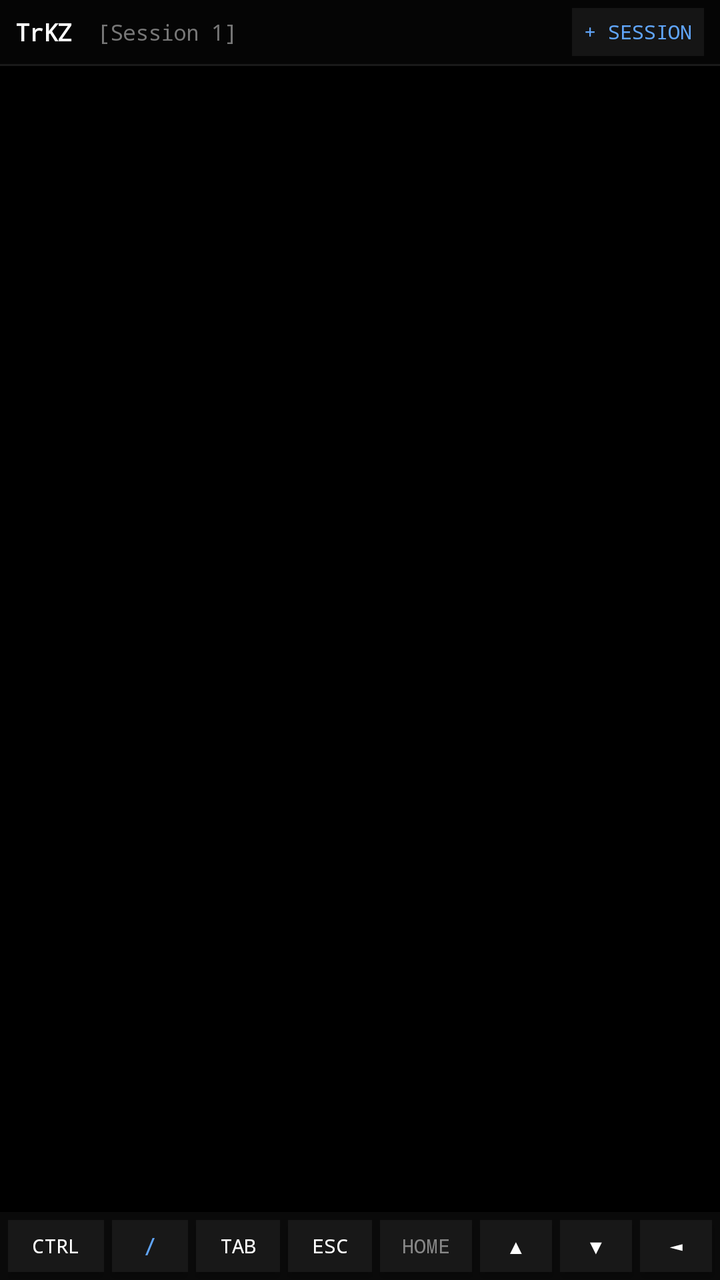
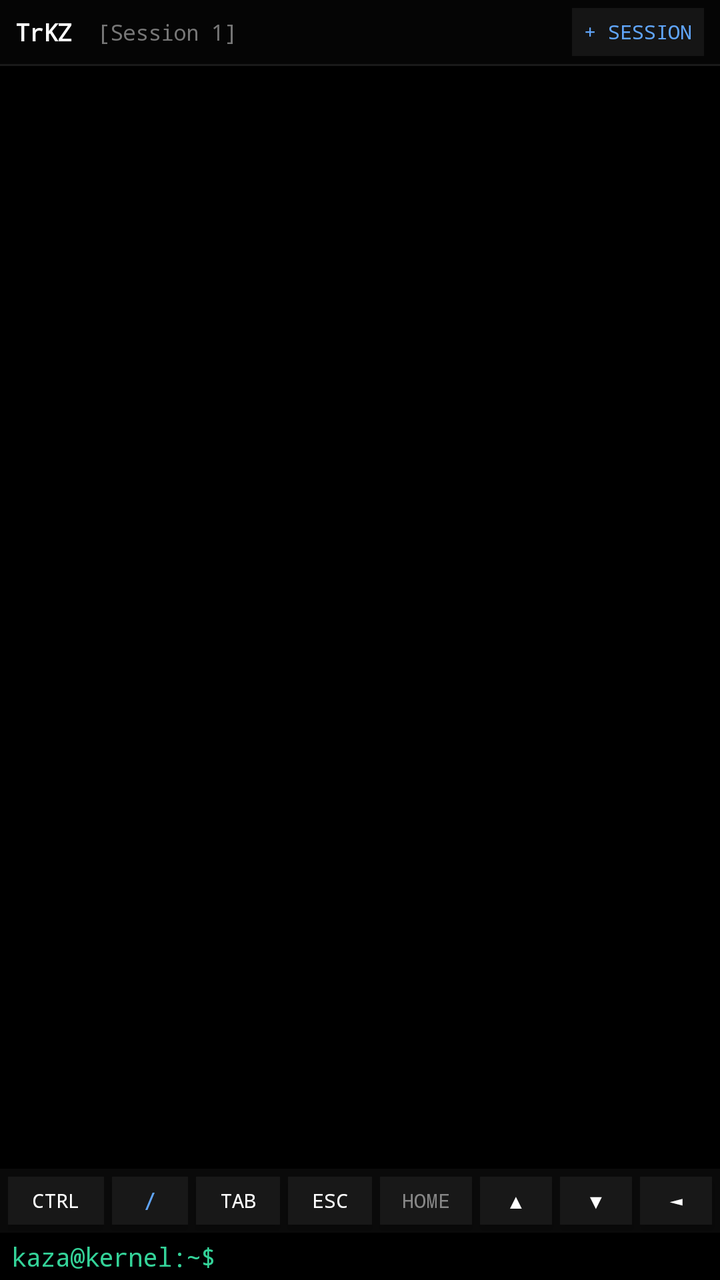

An Android layout rendered at two revisions. The XML below is the earlier revision; the diff shows what the commit changed to produce the second picture.
<!-- AndroidManifest.xml: application theme Theme.TrKZ -->
<!-- res/layout/activity_trkz.xml -->
<?xml version="1.0" encoding="utf-8"?>
<RelativeLayout xmlns:android="http://schemas.android.com/apk/res/android"
    android:id="@+id/mainLayout"
    android:layout_width="match_parent"
    android:layout_height="match_parent"
    android:background="#000000"
    android:focusable="true"
    android:focusableInTouchMode="true"
    android:clickable="true">

    
    <LinearLayout
        android:id="@+id/topBar"
        android:layout_width="match_parent"
        android:layout_height="32dp"
        android:background="#050505"
        android:orientation="horizontal"
        android:paddingHorizontal="8dp"
        android:gravity="center_vertical"
        android:layout_alignParentTop="true">

        <TextView
            android:id="@+id/txtAppTitle"
            android:layout_width="wrap_content"
            android:layout_height="wrap_content"
            android:text="TrKZ"
            android:textColor="#ffffff"
            android:textStyle="bold"
            android:fontFamily="monospace"
            android:textSize="12sp"
            android:letterSpacing="-0.03" />

        <TextView
            android:id="@+id/txtSessionTag"
            android:layout_width="0dp"
            android:layout_height="wrap_content"
            android:layout_weight="1"
            android:text="  [Session 1]"
            android:textColor="#777777"
            android:fontFamily="monospace"
            android:textSize="11sp"
            android:letterSpacing="-0.03" />

        <Button
            android:id="@+id/btnNewSession"
            android:layout_width="wrap_content"
            android:layout_height="24dp"
            android:background="#151515"
            android:text="+ Session"
            android:textColor="#60a5fa"
            android:fontFamily="monospace"
            android:textSize="10sp"
            android:paddingHorizontal="6dp"
            android:minWidth="0dp"
            android:minHeight="0dp" />
    </LinearLayout>

    <View
        android:id="@+id/topDivider"
        android:layout_width="match_parent"
        android:layout_height="1dp"
        android:background="#1a1a1a"
        android:layout_below="@id/topBar" />

    
    <ScrollView
        android:id="@+id/scrollConsole"
        android:layout_width="match_parent"
        android:layout_height="match_parent"
        android:layout_below="@id/topDivider"
        android:layout_above="@+id/extraKeysScroll"
        android:fillViewport="true"
        android:padding="6dp">

        <TextView
            android:id="@+id/txtConsole"
            android:layout_width="match_parent"
            android:layout_height="wrap_content"
            android:textColor="#ffffff"
            android:fontFamily="monospace"
            android:textSize="13sp"
            android:letterSpacing="-0.03"
            android:lineSpacingExtra="1dp"
            android:textIsSelectable="true"
            android:linksClickable="true" />
    </ScrollView>

    
    <EditText
        android:id="@+id/hiddenEditText"
        android:layout_width="1dp"
        android:layout_height="1dp"
        android:layout_alignParentBottom="true"
        android:background="@null"
        android:textColor="@android:color/transparent"
        android:cursorVisible="false"
        android:inputType="textNoSuggestions|textMultiLine"
        android:imeOptions="actionSend"
        android:focusable="true"
        android:focusableInTouchMode="true" />

    
    <HorizontalScrollView
        android:id="@+id/extraKeysScroll"
        android:layout_width="match_parent"
        android:layout_height="34dp"
        android:background="#0a0a0a"
        android:layout_alignParentBottom="true"
        android:scrollbars="none">

        <LinearLayout
            android:id="@+id/extraKeysLayout"
            android:layout_width="wrap_content"
            android:layout_height="match_parent"
            android:orientation="horizontal"
            android:paddingHorizontal="4dp"
            android:gravity="center_vertical">

            <Button android:id="@+id/keyCtrl" android:layout_width="48dp" android:layout_height="26dp" android:text="CTRL" android:textColor="#ffffff" android:textSize="10sp" android:background="#181818" android:fontFamily="monospace" android:layout_marginEnd="4dp" />
            <Button android:id="@+id/keySlash" android:layout_width="38dp" android:layout_height="26dp" android:text="/" android:textColor="#60a5fa" android:textSize="12sp" android:background="#181818" android:fontFamily="monospace" android:layout_marginEnd="4dp" />
            <Button android:id="@+id/keyTab" android:layout_width="42dp" android:layout_height="26dp" android:text="TAB" android:textColor="#ffffff" android:textSize="10sp" android:background="#181818" android:fontFamily="monospace" android:layout_marginEnd="4dp" />
            <Button android:id="@+id/keyEsc" android:layout_width="42dp" android:layout_height="26dp" android:text="ESC" android:textColor="#ffffff" android:textSize="10sp" android:background="#181818" android:fontFamily="monospace" android:layout_marginEnd="4dp" />
            <Button android:id="@+id/keyHome" android:layout_width="46dp" android:layout_height="26dp" android:text="HOME" android:textColor="#888888" android:textSize="10sp" android:background="#181818" android:fontFamily="monospace" android:layout_marginEnd="4dp" />
            <Button android:id="@+id/keyUp" android:layout_width="36dp" android:layout_height="26dp" android:text="▲" android:textColor="#ffffff" android:textSize="10sp" android:background="#181818" android:fontFamily="monospace" android:layout_marginEnd="4dp" />
            <Button android:id="@+id/keyDown" android:layout_width="36dp" android:layout_height="26dp" android:text="▼" android:textColor="#ffffff" android:textSize="10sp" android:background="#181818" android:fontFamily="monospace" android:layout_marginEnd="4dp" />
            <Button android:id="@+id/keyLeft" android:layout_width="36dp" android:layout_height="26dp" android:text="◄" android:textColor="#ffffff" android:textSize="10sp" android:background="#181818" android:fontFamily="monospace" android:layout_marginEnd="4dp" />
            <Button android:id="@+id/keyRight" android:layout_width="36dp" android:layout_height="26dp" android:text="►" android:textColor="#ffffff" android:textSize="10sp" android:background="#181818" android:fontFamily="monospace" android:layout_marginEnd="4dp" />
            <Button android:id="@+id/keyPgUp" android:layout_width="46dp" android:layout_height="26dp" android:text="PGUP" android:textColor="#888888" android:textSize="10sp" android:background="#181818" android:fontFamily="monospace" android:layout_marginEnd="4dp" />
            <Button android:id="@+id/keyPgDn" android:layout_width="46dp" android:layout_height="26dp" android:text="PGDN" android:textColor="#888888" android:textSize="10sp" android:background="#181818" android:fontFamily="monospace" />
        </LinearLayout>
    </HorizontalScrollView>

</RelativeLayout>
<!-- resources referenced by this layout -->
<resources>
  <style name="Theme.TrKZ" parent="Theme.AppCompat.Light.NoActionBar">
          <item name="android:windowBackground">#000000</item>
          <item name="android:statusBarColor">#000000</item>
          <item name="android:navigationBarColor">#000000</item>
      </style>
</resources>

<!-- the commit's change to res/layout/activity_trkz.xml (unified diff, before → after) -->
@@ -3,10 +3,7 @@
     android:id="@+id/mainLayout"
     android:layout_width="match_parent"
     android:layout_height="match_parent"
-    android:background="#000000"
-    android:focusable="true"
-    android:focusableInTouchMode="true"
-    android:clickable="true">
+    android:background="#000000">
 
     
     <LinearLayout
@@ -63,12 +60,79 @@
         android:layout_below="@id/topBar" />
 
     
+    <HorizontalScrollView
+        android:id="@+id/extraKeysScroll"
+        android:layout_width="match_parent"
+        android:layout_height="32dp"
+        android:background="#0a0a0a"
+        android:layout_above="@+id/promptInputContainer"
+        android:scrollbars="none">
+
+        <LinearLayout
+            android:id="@+id/extraKeysLayout"
+            android:layout_width="wrap_content"
+            android:layout_height="match_parent"
+            android:orientation="horizontal"
+            android:paddingHorizontal="4dp"
+            android:gravity="center_vertical">
+
+            <Button android:id="@+id/keyCtrl" android:layout_width="48dp" android:layout_height="24dp" android:text="CTRL" android:textColor="#ffffff" android:textSize="10sp" android:background="#181818" android:fontFamily="monospace" android:layout_marginEnd="4dp" />
+            <Button android:id="@+id/keySlash" android:layout_width="38dp" android:layout_height="24dp" android:text="/" android:textColor="#60a5fa" android:textSize="12sp" android:background="#181818" android:fontFamily="monospace" android:layout_marginEnd="4dp" />
+            <Button android:id="@+id/keyTab" android:layout_width="42dp" android:layout_height="24dp" android:text="TAB" android:textColor="#ffffff" android:textSize="10sp" android:background="#181818" android:fontFamily="monospace" android:layout_marginEnd="4dp" />
+            <Button android:id="@+id/keyEsc" android:layout_width="42dp" android:layout_height="24dp" android:text="ESC" android:textColor="#ffffff" android:textSize="10sp" android:background="#181818" android:fontFamily="monospace" android:layout_marginEnd="4dp" />
+            <Button android:id="@+id/keyHome" android:layout_width="46dp" android:layout_height="24dp" android:text="HOME" android:textColor="#888888" android:textSize="10sp" android:background="#181818" android:fontFamily="monospace" android:layout_marginEnd="4dp" />
+            <Button android:id="@+id/keyUp" android:layout_width="36dp" android:layout_height="24dp" android:text="▲" android:textColor="#ffffff" android:textSize="10sp" android:background="#181818" android:fontFamily="monospace" android:layout_marginEnd="4dp" />
+            <Button android:id="@+id/keyDown" android:layout_width="36dp" android:layout_height="24dp" android:text="▼" android:textColor="#ffffff" android:textSize="10sp" android:background="#181818" android:fontFamily="monospace" android:layout_marginEnd="4dp" />
+            <Button android:id="@+id/keyLeft" android:layout_width="36dp" android:layout_height="24dp" android:text="◄" android:textColor="#ffffff" android:textSize="10sp" android:background="#181818" android:fontFamily="monospace" android:layout_marginEnd="4dp" />
+            <Button android:id="@+id/keyRight" android:layout_width="36dp" android:layout_height="24dp" android:text="►" android:textColor="#ffffff" android:textSize="10sp" android:background="#181818" android:fontFamily="monospace" android:layout_marginEnd="4dp" />
+            <Button android:id="@+id/keyPgUp" android:layout_width="46dp" android:layout_height="24dp" android:text="PGUP" android:textColor="#888888" android:textSize="10sp" android:background="#181818" android:fontFamily="monospace" android:layout_marginEnd="4dp" />
+            <Button android:id="@+id/keyPgDn" android:layout_width="46dp" android:layout_height="24dp" android:text="PGDN" android:textColor="#888888" android:textSize="10sp" android:background="#181818" android:fontFamily="monospace" />
+        </LinearLayout>
+    </HorizontalScrollView>
+
+    
+    <LinearLayout
+        android:id="@+id/promptInputContainer"
+        android:layout_width="match_parent"
+        android:layout_height="wrap_content"
+        android:orientation="horizontal"
+        android:layout_alignParentBottom="true"
+        android:background="#000000"
+        android:paddingHorizontal="6dp"
+        android:paddingVertical="3dp">
+
+        <TextView
+            android:id="@+id/txtPromptLabel"
+            android:layout_width="wrap_content"
+            android:layout_height="wrap_content"
+            android:text="kaza@kernel:~$ "
+            android:textColor="#34d399"
+            android:fontFamily="monospace"
+            android:textSize="13sp"
+            android:letterSpacing="-0.03" />
+
+        <EditText
+            android:id="@+id/edtPromptInput"
+            android:layout_width="match_parent"
+            android:layout_height="wrap_content"
+            android:background="@null"
+            android:textColor="#ffffff"
+            android:fontFamily="monospace"
+            android:textSize="13sp"
+            android:letterSpacing="-0.03"
+            android:inputType="textNoSuggestions|textMultiLine"
+            android:imeOptions="actionSend"
+            android:padding="0dp"
+            android:cursorVisible="true" />
+    </LinearLayout>
+
+    
     <ScrollView
         android:id="@+id/scrollConsole"
         android:layout_width="match_parent"
         android:layout_height="match_parent"
         android:layout_below="@id/topDivider"
-        android:layout_above="@+id/extraKeysScroll"
+        android:layout_above="@id/extraKeysScroll"
         android:fillViewport="true"
         android:padding="6dp">
 
@@ -85,49 +149,4 @@
             android:linksClickable="true" />
     </ScrollView>
 
-    
-    <EditText
-        android:id="@+id/hiddenEditText"
-        android:layout_width="1dp"
-        android:layout_height="1dp"
-        android:layout_alignParentBottom="true"
-        android:background="@null"
-        android:textColor="@android:color/transparent"
-        android:cursorVisible="false"
-        android:inputType="textNoSuggestions|textMultiLine"
-        android:imeOptions="actionSend"
-        android:focusable="true"
-        android:focusableInTouchMode="true" />
-
-    
-    <HorizontalScrollView
-        android:id="@+id/extraKeysScroll"
-        android:layout_width="match_parent"
-        android:layout_height="34dp"
-        android:background="#0a0a0a"
-        android:layout_alignParentBottom="true"
-        android:scrollbars="none">
-
-        <LinearLayout
-            android:id="@+id/extraKeysLayout"
-            android:layout_width="wrap_content"
-            android:layout_height="match_parent"
-            android:orientation="horizontal"
-            android:paddingHorizontal="4dp"
-            android:gravity="center_vertical">
-
-            <Button android:id="@+id/keyCtrl" android:layout_width="48dp" android:layout_height="26dp" android:text="CTRL" android:textColor="#ffffff" android:textSize="10sp" android:background="#181818" android:fontFamily="monospace" android:layout_marginEnd="4dp" />
-            <Button android:id="@+id/keySlash" android:layout_width="38dp" android:layout_height="26dp" android:text="/" android:textColor="#60a5fa" android:textSize="12sp" android:background="#181818" android:fontFamily="monospace" android:layout_marginEnd="4dp" />
-            <Button android:id="@+id/keyTab" android:layout_width="42dp" android:layout_height="26dp" android:text="TAB" android:textColor="#ffffff" android:textSize="10sp" android:background="#181818" android:fontFamily="monospace" android:layout_marginEnd="4dp" />
-            <Button android:id="@+id/keyEsc" android:layout_width="42dp" android:layout_height="26dp" android:text="ESC" android:textColor="#ffffff" android:textSize="10sp" android:background="#181818" android:fontFamily="monospace" android:layout_marginEnd="4dp" />
-            <Button android:id="@+id/keyHome" android:layout_width="46dp" android:layout_height="26dp" android:text="HOME" android:textColor="#888888" android:textSize="10sp" android:background="#181818" android:fontFamily="monospace" android:layout_marginEnd="4dp" />
-            <Button android:id="@+id/keyUp" android:layout_width="36dp" android:layout_height="26dp" android:text="▲" android:textColor="#ffffff" android:textSize="10sp" android:background="#181818" android:fontFamily="monospace" android:layout_marginEnd="4dp" />
-            <Button android:id="@+id/keyDown" android:layout_width="36dp" android:layout_height="26dp" android:text="▼" android:textColor="#ffffff" android:textSize="10sp" android:background="#181818" android:fontFamily="monospace" android:layout_marginEnd="4dp" />
-            <Button android:id="@+id/keyLeft" android:layout_width="36dp" android:layout_height="26dp" android:text="◄" android:textColor="#ffffff" android:textSize="10sp" android:background="#181818" android:fontFamily="monospace" android:layout_marginEnd="4dp" />
-            <Button android:id="@+id/keyRight" android:layout_width="36dp" android:layout_height="26dp" android:text="►" android:textColor="#ffffff" android:textSize="10sp" android:background="#181818" android:fontFamily="monospace" android:layout_marginEnd="4dp" />
-            <Button android:id="@+id/keyPgUp" android:layout_width="46dp" android:layout_height="26dp" android:text="PGUP" android:textColor="#888888" android:textSize="10sp" android:background="#181818" android:fontFamily="monospace" android:layout_marginEnd="4dp" />
-            <Button android:id="@+id/keyPgDn" android:layout_width="46dp" android:layout_height="26dp" android:text="PGDN" android:textColor="#888888" android:textSize="10sp" android:background="#181818" android:fontFamily="monospace" />
-        </LinearLayout>
-    </HorizontalScrollView>
-
 </RelativeLayout>
